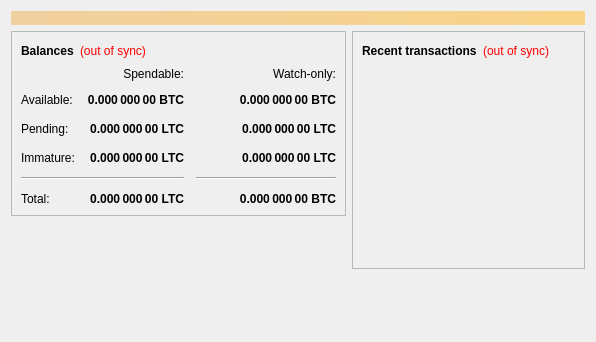
Before: the Qt Designer form src/qt/forms/overviewpage.ui in deeponion/deeponion, drawn with Qt 5.
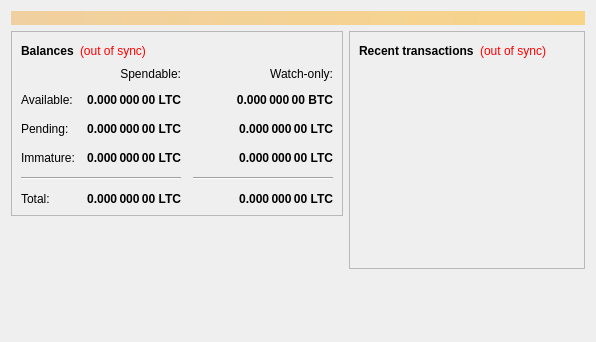
After: the same form once the commit is applied.

Diff of the .ui file:
```diff
--- a/src/qt/forms/overviewpage.ui
+++ b/src/qt/forms/overviewpage.ui
@@ -290,7 +290,7 @@
                <string>Current total balance in watch-only addresses</string>
               </property>
               <property name="text">
-               <string notr="true">0.000 000 00 BTC</string>
+               <string notr="true">0.000 000 00 LTC</string>
               </property>
               <property name="alignment">
                <set>Qt::AlignRight|Qt::AlignTrailing|Qt::AlignVCenter</set>
@@ -332,7 +332,7 @@
                <string>Your current spendable balance</string>
               </property>
               <property name="text">
-               <string notr="true">0.000 000 00 BTC</string>
+               <string notr="true">0.000 000 00 LTC</string>
               </property>
               <property name="alignment">
                <set>Qt::AlignRight|Qt::AlignTrailing|Qt::AlignVCenter</set>
```
